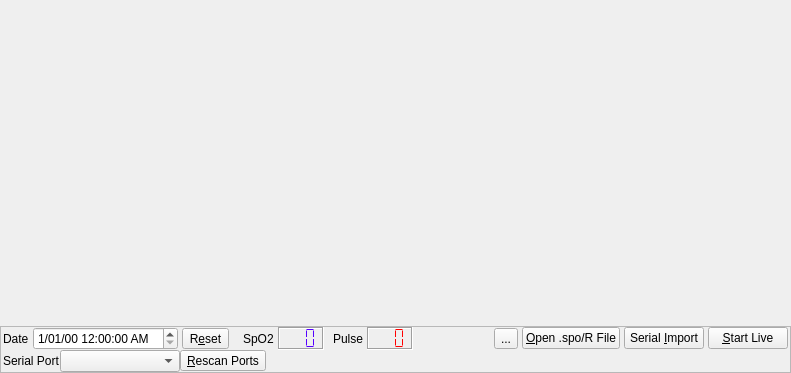
First picture: the form in sleepyhead/oximetry.ui, repository sbonaime/sleepyhead-code., before the edit.
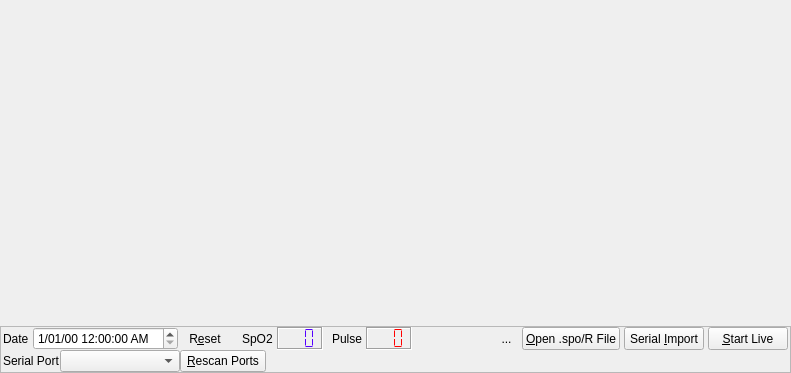
Second picture: the form after the edit. Icons and pictures are not drawn.

Commit message: Some windows stylesheet fixes

Patch:
```diff
--- a/sleepyhead/oximetry.ui
+++ b/sleepyhead/oximetry.ui
@@ -32,6 +32,12 @@
    </item>
    <item>
     <widget class="QFrame" name="frame">
+     <property name="sizePolicy">
+      <sizepolicy hsizetype="Preferred" vsizetype="Minimum">
+       <horstretch>0</horstretch>
+       <verstretch>0</verstretch>
+      </sizepolicy>
+     </property>
      <property name="frameShape">
       <enum>QFrame::StyledPanel</enum>
      </property>
@@ -59,6 +65,9 @@
         <property name="spacing">
          <number>4</number>
         </property>
+        <property name="leftMargin">
+         <number>0</number>
+        </property>
         <item>
          <widget class="QLabel" name="label_4">
           <property name="text">
@@ -75,6 +84,28 @@
         </item>
         <item>
          <widget class="QToolButton" name="resetTimeButton">
+          <property name="sizePolicy">
+           <sizepolicy hsizetype="Fixed" vsizetype="Minimum">
+            <horstretch>0</horstretch>
+            <verstretch>0</verstretch>
+           </sizepolicy>
+          </property>
+          <property name="styleSheet">
+           <string notr="true">QToolButton {
+ background: transparent;
+ border-radius: 8px;
+ border: 2px solid transparent;
+}
+
+QToolButton:hover {
+ border: 2px solid #456789;
+}
+
+QToolButton:pressed {
+ border: 2px solid #456789;
+ background-color: #89abcd;
+}</string>
+          </property>
           <property name="text">
            <string>R&amp;eset</string>
           </property>
@@ -98,6 +129,12 @@
         </item>
         <item>
          <widget class="QLabel" name="label_3">
+          <property name="sizePolicy">
+           <sizepolicy hsizetype="Preferred" vsizetype="Minimum">
+            <horstretch>0</horstretch>
+            <verstretch>0</verstretch>
+           </sizepolicy>
+          </property>
           <property name="text">
            <string>SpO2</string>
           </property>
@@ -151,7 +188,7 @@
           <property name="frameShadow">
            <enum>QFrame::Sunken</enum>
           </property>
-          <property name="numDigits">
+          <property name="digitCount">
            <number>3</number>
           </property>
           <property name="segmentStyle">
@@ -177,6 +214,12 @@
         </item>
         <item>
          <widget class="QLabel" name="label_2">
+          <property name="sizePolicy">
+           <sizepolicy hsizetype="Preferred" vsizetype="Minimum">
+            <horstretch>0</horstretch>
+            <verstretch>0</verstretch>
+           </sizepolicy>
+          </property>
           <property name="text">
            <string>Pulse</string>
           </property>
@@ -233,7 +276,7 @@
           <property name="frameShadow">
            <enum>QFrame::Sunken</enum>
           </property>
-          <property name="numDigits">
+          <property name="digitCount">
            <number>3</number>
           </property>
           <property name="segmentStyle">
@@ -256,6 +299,28 @@
         </item>
         <item>
          <widget class="QToolButton" name="saveButton">
+          <property name="sizePolicy">
+           <sizepolicy hsizetype="Fixed" vsizetype="Minimum">
+            <horstretch>0</horstretch>
+            <verstretch>0</verstretch>
+           </sizepolicy>
+          </property>
+          <property name="styleSheet">
+           <string notr="true">QToolButton {
+ background: transparent;
+ border-radius: 8px;
+ border: 2px solid transparent;
+}
+
+QToolButton:hover {
+ border: 2px solid #456789;
+}
+
+QToolButton:pressed {
+ border: 2px solid #456789;
+ background-color: #89abcd;
+}</string>
+          </property>
           <property name="text">
            <string>...</string>
           </property>
@@ -267,13 +332,34 @@
         </item>
         <item>
          <widget class="QPushButton" name="openButton">
+          <property name="sizePolicy">
+           <sizepolicy hsizetype="Minimum" vsizetype="Minimum">
+            <horstretch>0</horstretch>
+            <verstretch>0</verstretch>
+           </sizepolicy>
+          </property>
+          <property name="styleSheet">
+           <string notr="true"/>
+          </property>
           <property name="text">
            <string>&amp;Open .spo/R File</string>
           </property>
+          <property name="checkable">
+           <bool>false</bool>
+          </property>
+          <property name="flat">
+           <bool>false</bool>
+          </property>
          </widget>
         </item>
         <item>
          <widget class="QPushButton" name="ImportButton">
+          <property name="sizePolicy">
+           <sizepolicy hsizetype="Minimum" vsizetype="Minimum">
+            <horstretch>0</horstretch>
+            <verstretch>0</verstretch>
+           </sizepolicy>
+          </property>
           <property name="text">
            <string>Serial &amp;Import</string>
           </property>
@@ -282,7 +368,7 @@
         <item>
          <widget class="QPushButton" name="RunButton">
           <property name="sizePolicy">
-           <sizepolicy hsizetype="Fixed" vsizetype="Fixed">
+           <sizepolicy hsizetype="Minimum" vsizetype="Minimum">
             <horstretch>0</horstretch>
             <verstretch>0</verstretch>
            </sizepolicy>
@@ -299,6 +385,9 @@
       </item>
       <item>
        <layout class="QHBoxLayout" name="horizontalLayout_2">
+        <property name="sizeConstraint">
+         <enum>QLayout::SetMinimumSize</enum>
+        </property>
         <item>
          <widget class="QLabel" name="label">
           <property name="text">
@@ -318,6 +407,12 @@
         </item>
         <item>
          <widget class="QToolButton" name="RefreshPortsButton">
+          <property name="sizePolicy">
+           <sizepolicy hsizetype="Fixed" vsizetype="Minimum">
+            <horstretch>0</horstretch>
+            <verstretch>0</verstretch>
+           </sizepolicy>
+          </property>
           <property name="text">
            <string>&amp;Rescan Ports</string>
           </property>
```
Left out of the diff: 35 changed lines with no effect on the pictures. The commit also changes 3 other files.
